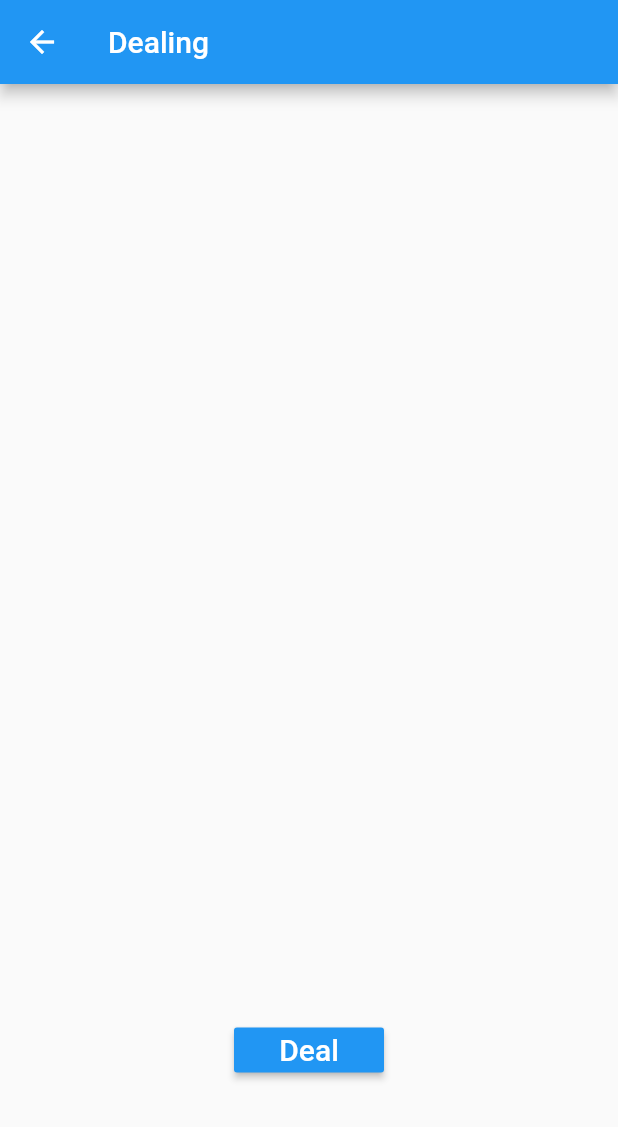
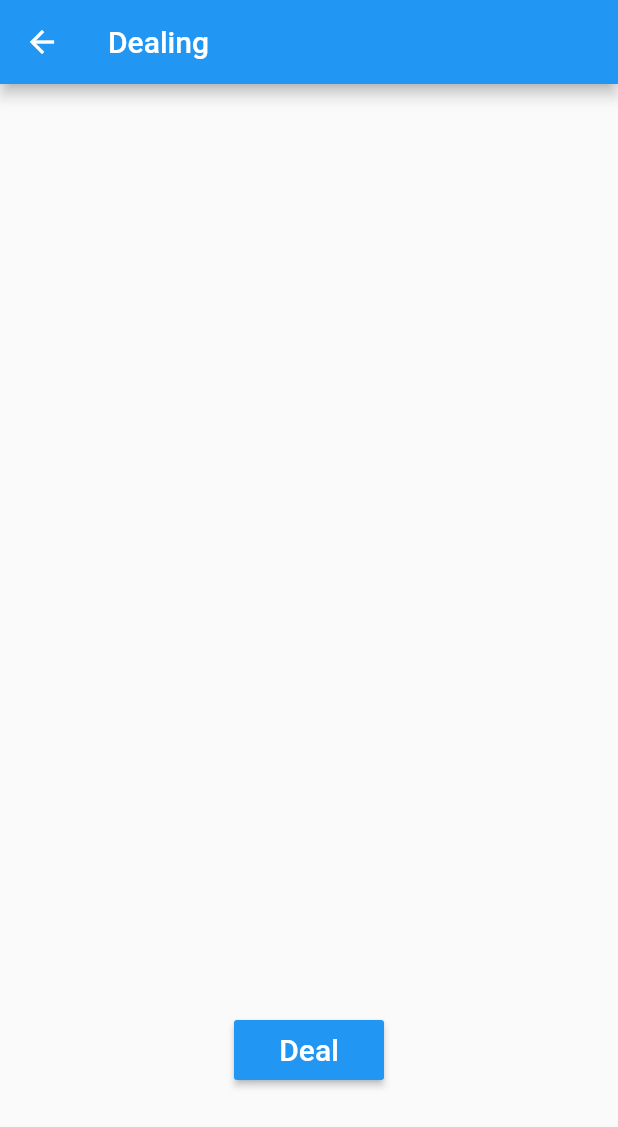
Before and after one commit to sTallone777/flutter_animate_demo, a Flutter app: the Dealing screen opened by its route, on a phone screen of 412 x 824 dp. Shown: the top 1127 px of the screen. Run offline on Flutter 3.47's test engine with Material 2 defaults, Android fonts, the light colour scheme and no system bars.

Commit message:
add file

```diff
--- a/lib/src/dealing.dart
+++ b/lib/src/dealing.dart
@@ -60,7 +60,7 @@ class _DealingState extends State<Dealing> with TickerProviderStateMixin {
                 left: s.width / 2 - 50,
                 child: ButtonTheme(
                   minWidth: 100.0,
-                  height: 30.0,
+                  height: 40.0,
                   child: RaisedButton(
                     child: Text('Deal', style: TextStyle(fontSize: 20, color: Colors.white)),
                     onPressed: () {
```
Also changed, not shown: lib/src/thunderx.dart (added).
